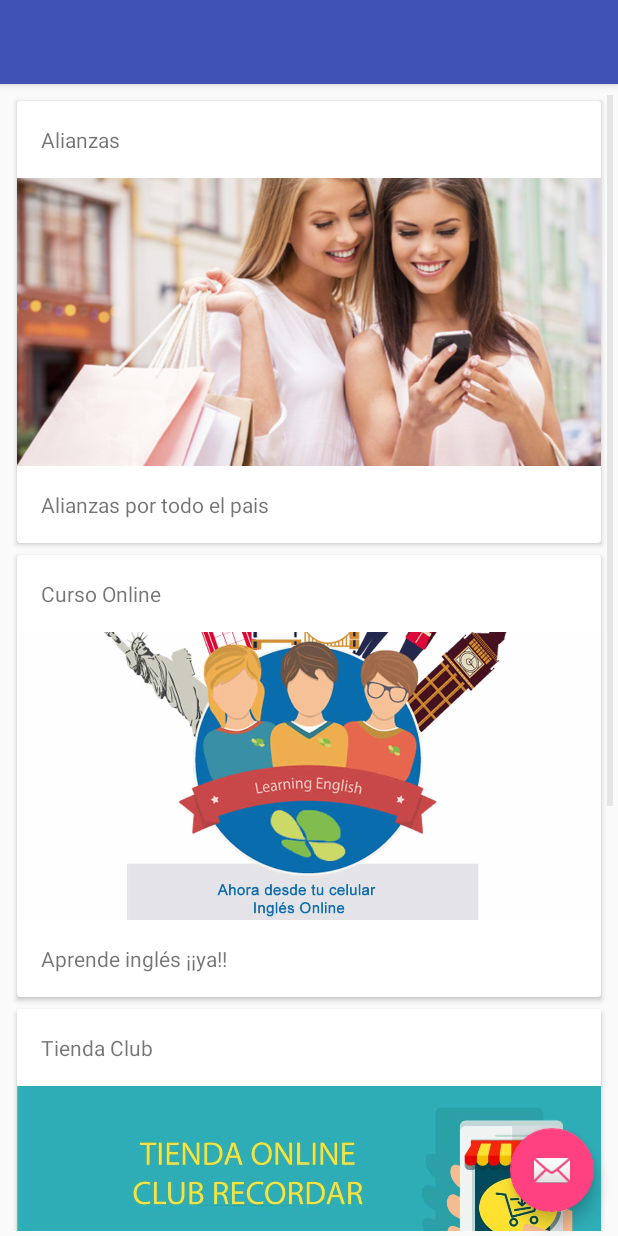
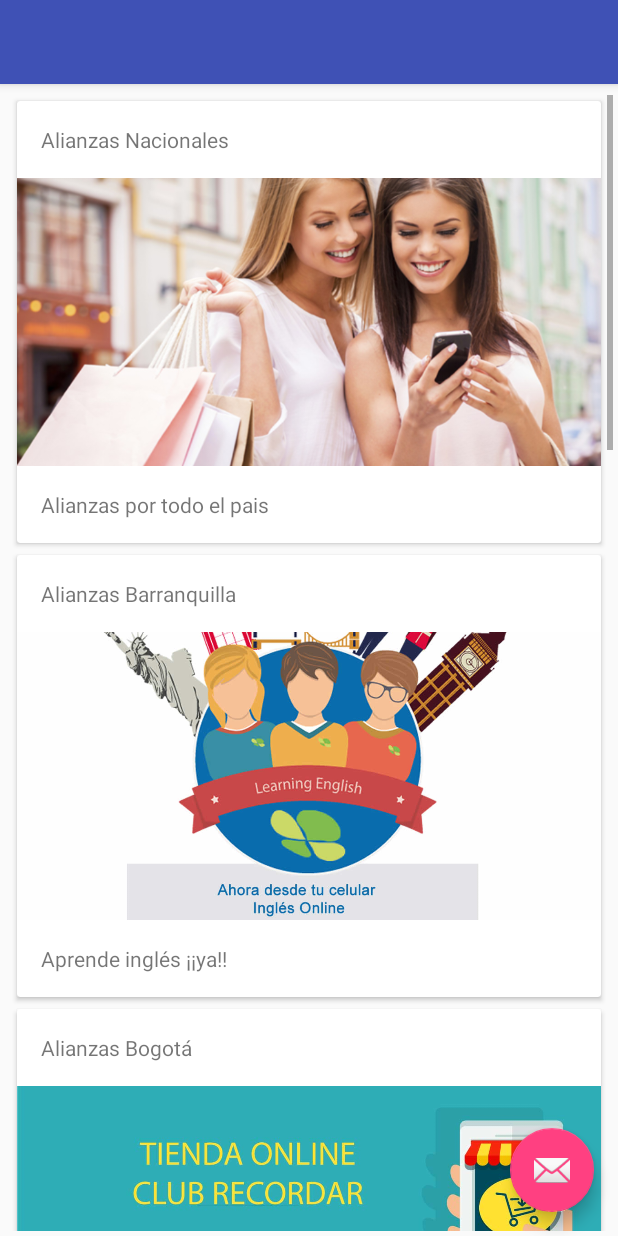
Before and after one commit to Alejorichdad/Recordar2016, an Android app: the screen it shows after launch (MainActivity before the commit, AlianzasNacionales after it), after a tap on "Alianzas", on a phone screen of 412 x 824 dp. Run offline under Robolectric (Android 15) with nearby library versions, the phone set to English and light mode, and no system bars; our stand-ins replace Picasso.

Commit message:
En este commit se refactorizo el tema de las imagenes agregando Picasso y se establece enlace entre el activity alianzas y alianzas nacionales

```diff
--- a/app/build.gradle
+++ b/app/build.gradle
@@ -26,4 +26,5 @@ dependencies {
     compile 'com.android.support:design:23.3.0'
     compile 'com.android.support:recyclerview-v7:23.3.0'
     compile 'com.android.support:cardview-v7:23.3.0'
+    compile 'com.squareup.picasso:picasso:2.5.2'
 }
--- a/app/src/main/java/com/clubrecordar/recordar2016/AlianzasAdaptador.java
+++ b/app/src/main/java/com/clubrecordar/recordar2016/AlianzasAdaptador.java
@@ -1,5 +1,7 @@
 package com.clubrecordar.recordar2016;
 
+import android.content.Context;
+import android.content.Intent;
 import android.support.v7.widget.RecyclerView;
 import android.view.LayoutInflater;
 import android.view.View;
@@ -8,7 +10,9 @@ import android.widget.ImageView;
 import android.widget.TextView;
 import android.widget.Toast;
 
-import java.util.List;
+import com.squareup.picasso.Picasso;
+
+import java.util.ArrayList;
 
 /**
  * GRUPO1
@@ -17,9 +21,11 @@ import java.util.List;
  *
  */
 public class AlianzasAdaptador extends RecyclerView.Adapter<AlianzasAdaptador.AlianzasViewHolder> {
-    private List<Alianzas> items;
+    private ArrayList<Alianzas> items;
+    Context context;
+    private Intent intent;
 
-    public static class AlianzasViewHolder extends RecyclerView.ViewHolder implements View.OnClickListener{
+    public class AlianzasViewHolder extends RecyclerView.ViewHolder implements View.OnClickListener{
         // campos respectivos de un item
         public ImageView idImagen;
         public TextView titulo_imagen;
@@ -27,6 +33,7 @@ public class AlianzasAdaptador extends RecyclerView.Adapter<AlianzasAdaptador.Al
 
         public AlianzasViewHolder (View v){
             super(v);
+            context = v.getContext();
             itemView.setOnClickListener(this);
 
             idImagen = (ImageView) v.findViewById(R.id.idImagen);
@@ -37,12 +44,30 @@ public class AlianzasAdaptador extends RecyclerView.Adapter<AlianzasAdaptador.Al
 
         @Override
         public void onClick(View v) {
+            intent = new Intent(context, AlianzasNacionales.class);
+            context.startActivity(intent);
+            Toast.makeText(v.getContext(), context.toString(), Toast.LENGTH_SHORT).show();
+        }
 
-            Toast.makeText(v.getContext(), "CLIKC", Toast.LENGTH_SHORT).show();
+        public void setTitle(String title){
+            titulo_imagen.setText(title);
+        }
+
+        public void setBenefit(String benefit){
+            beneficio.setText(benefit);
+        }
+
+        public void setImage(int urlImg){
+            //Log.e(context.toString(),"ssss");
+            Picasso.with(context)
+                    .load(urlImg)
+                    .fit()
+                    .centerCrop()
+                    .into(idImagen);
         }
     }
 
-    public  AlianzasAdaptador(List<Alianzas> items){ this.items = items;}
+    public  AlianzasAdaptador(ArrayList<Alianzas> items){ this.items = items;}
 
     @Override
     public int getItemCount() {
@@ -58,9 +83,15 @@ public class AlianzasAdaptador extends RecyclerView.Adapter<AlianzasAdaptador.Al
 
     @Override
     public void onBindViewHolder(AlianzasViewHolder viewHolder, int i) {
-        viewHolder.idImagen.setImageResource(items.get(i).getIdImagen());
+        /*viewHolder.idImagen.setImageResource(items.get(i).getIdImagen());
         viewHolder.titulo_imagen.setText(items.get(i).getTitulo_imagen());
-        viewHolder.beneficio.setText(items.get(i).getBeneficio());
+        viewHolder.beneficio.setText(items.get(i).getBeneficio());*/
+
+        Alianzas currentItem = items.get(i);
+        viewHolder.setTitle(currentItem.getTitulo_imagen());
+        viewHolder.setBenefit(currentItem.getBeneficio());
+        viewHolder.setImage(currentItem.getIdImagen());
+
 
         // viewHolder.beneficio.setText("Beneficio:"+String.valueOf(items.get(i).getBeneficio()));
     }
--- a/app/src/main/java/com/clubrecordar/recordar2016/AlianzasNacionales.java
+++ b/app/src/main/java/com/clubrecordar/recordar2016/AlianzasNacionales.java
@@ -47,7 +47,7 @@ public class AlianzasNacionales extends AppCompatActivity{
 
         //Obtener el recycler
 
-        recycler = (RecyclerView) findViewById(R.id.reciclador);
+        recycler = (RecyclerView) findViewById(R.id.reciclador2);
         recycler.setHasFixedSize(true);
 
         // Usar un administrador para LinearLayout y dejar  dos columnas para recicler
--- a/app/src/main/java/com/clubrecordar/recordar2016/AlianzasNacionalesAdaptador.java
+++ b/app/src/main/java/com/clubrecordar/recordar2016/AlianzasNacionalesAdaptador.java
@@ -1,5 +1,6 @@
 package com.clubrecordar.recordar2016;
 
+import android.content.Context;
 import android.support.v7.widget.RecyclerView;
 import android.view.LayoutInflater;
 import android.view.View;
@@ -7,6 +8,8 @@ import android.view.ViewGroup;
 import android.widget.ImageView;
 import android.widget.TextView;
 import android.widget.Toast;
+
+import com.squareup.picasso.Picasso;
 
 import java.util.List;
 
@@ -17,8 +20,9 @@ import java.util.List;
  */
 public class AlianzasNacionalesAdaptador extends RecyclerView.Adapter<AlianzasNacionalesAdaptador.DatosAlianzasNacionalesViewHolder> {
     private List<DatosAlianzasNacionales> items;
+    Context context;
 
-    public static class DatosAlianzasNacionalesViewHolder extends RecyclerView.ViewHolder implements View.OnClickListener{
+    public class DatosAlianzasNacionalesViewHolder extends RecyclerView.ViewHolder implements View.OnClickListener{
         // campos respectivos de un item
         public ImageView idImagen;
         public TextView titulo_imagen;
@@ -26,6 +30,7 @@ public class AlianzasNacionalesAdaptador extends RecyclerView.Adapter<AlianzasNa
 
         public DatosAlianzasNacionalesViewHolder (View v){
             super(v);
+            context = v.getContext();
             itemView.setOnClickListener(this);
 
             idImagen = (ImageView) v.findViewById(R.id.idImagen);
@@ -37,6 +42,23 @@ public class AlianzasNacionalesAdaptador extends RecyclerView.Adapter<AlianzasNa
         @Override
         public void onClick(View v) {
             Toast.makeText(v.getContext(),"CLIKC",Toast.LENGTH_SHORT).show();
+        }
+
+        public void setTitle(String title){
+            titulo_imagen.setText(title);
+        }
+
+        public void setBenefit(String benefit){
+            beneficio.setText(benefit);
+        }
+
+        public void setImage(int urlImg){
+            //Log.e(context.toString(),"ssss");
+            Picasso.with(context)
+                    .load(urlImg)
+                    .fit()
+                    .centerCrop()
+                    .into(idImagen);
         }
     }
 
@@ -56,9 +78,14 @@ public class AlianzasNacionalesAdaptador extends RecyclerView.Adapter<AlianzasNa
 
     @Override
     public void onBindViewHolder(DatosAlianzasNacionalesViewHolder viewHolder, int i) {
-        viewHolder.idImagen.setImageResource(items.get(i).getIdImagen());
+        /*viewHolder.idImagen.setImageResource(items.get(i).getIdImagen());
         viewHolder.titulo_imagen.setText(items.get(i).getTitulo_imagen());
-        viewHolder.beneficio.setText(items.get(i).getBeneficio());
+        viewHolder.beneficio.setText(items.get(i).getBeneficio());*/
+
+        DatosAlianzasNacionales currentItem = items.get(i);
+        viewHolder.setTitle(currentItem.getTitulo_imagen());
+        viewHolder.setBenefit(currentItem.getBeneficio());
+        viewHolder.setImage(currentItem.getIdImagen());
 
         // viewHolder.beneficio.setText("Beneficio:"+String.valueOf(items.get(i).getBeneficio()));
     }
--- a/app/src/main/java/com/clubrecordar/recordar2016/MainActivity.java
+++ b/app/src/main/java/com/clubrecordar/recordar2016/MainActivity.java
@@ -8,13 +8,8 @@ import android.support.v7.widget.LinearLayoutManager;
 import android.support.v7.widget.RecyclerView;
 
 import java.util.ArrayList;
-import java.util.List;
 
 public class MainActivity extends AppCompatActivity{
-
-
-
-
 
     /*
     GRUPO 1
@@ -36,7 +31,7 @@ public class MainActivity extends AppCompatActivity{
 
         // Inicializar Alianzas
 
-        List<Alianzas> items = new ArrayList<>();
+        ArrayList<Alianzas> items = new ArrayList<>();
 
         items.add(new Alianzas(R.drawable.a_nacional, "Alianzas", "Alianzas por todo el pais"));
         items.add(new Alianzas(R.drawable.ingles, "Curso Online", "Aprende inglés ¡¡ya!!"));
--- a/app/src/main/res/values/strings.xml
+++ b/app/src/main/res/values/strings.xml
@@ -4,5 +4,6 @@
     <string name="titulo_imagen1">Titulo imagen</string>
     <string name="beneficio1">Beneficio</string>
     <string name="title_activity_alianzas_nacionales">AlianzasNacionales</string>
+    <string name="title_activity_test">TestActivity</string>
 
 </resources>
```
